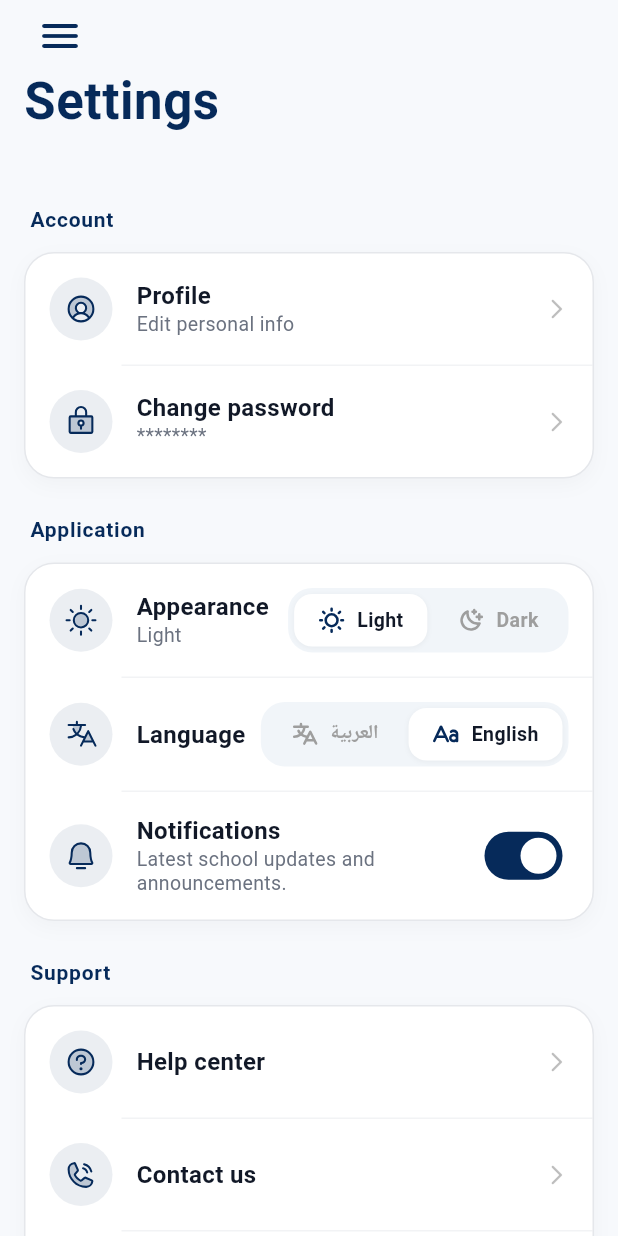
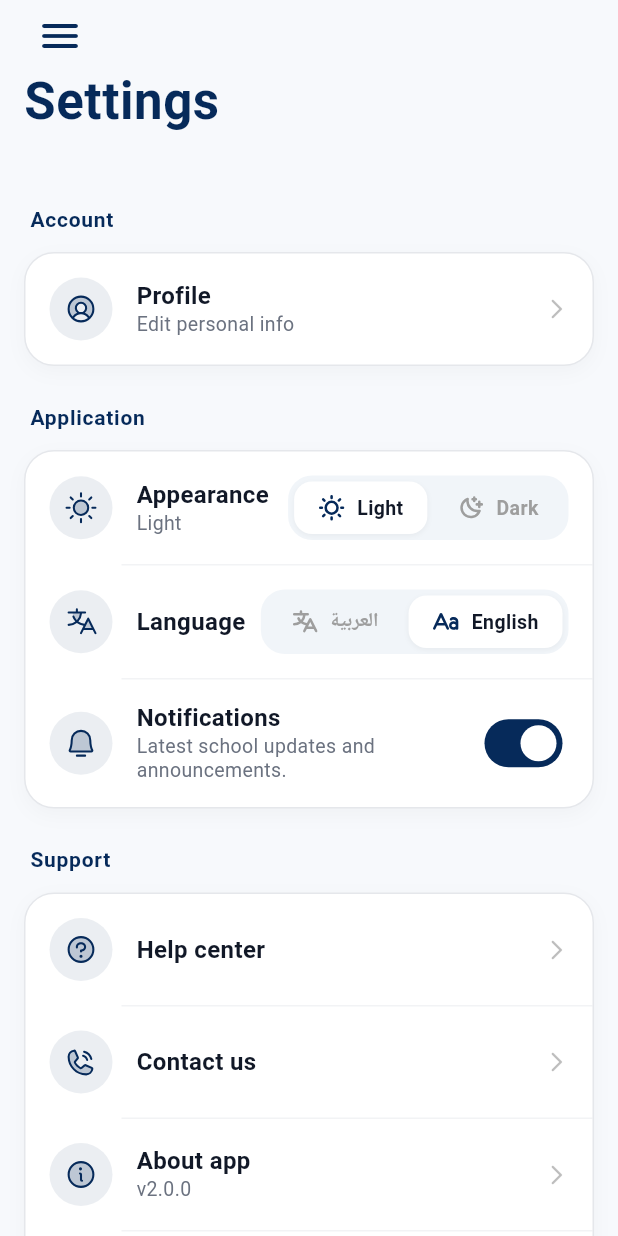
Before and after one commit to msaratwasel-mwdv/msaratwasel_parent, a Flutter app: the MorePage screen opened directly, after a tap on the "menu" icon, on a phone screen of 412 x 824 dp. Run offline on Flutter 3.47's test engine with Material 3 defaults, Android fonts, the phone set to English and light mode, and no system bars; our stand-ins replace cached_network_image, connectivity_plus, device_info_plus, dio, firebase_core, firebase_messaging and 17 more; missing offline and left inert: app_badge_plus, flutter_polyline_points; accounts and stored records are empty; Roboto replaces fonts that are missing (Cairo).

Commit message:
Update changes

```diff
--- a/lib/src/features/absence/data/repositories/absence_repository_impl.dart
+++ b/lib/src/features/absence/data/repositories/absence_repository_impl.dart
@@ -37,6 +37,7 @@ class AbsenceRepositoryImpl implements AbsenceRepository {
           id: json['id'].toString(),
           studentIds: [json['student_id'].toString()],
           studentName: json['student_name'] ?? json['student']?['name'],
+          studentNameEn: json['student_name_en'] ?? json['student']?['name_en'] ?? json['student']?['nameEn'],
           type: _parseType(json['type']),
           date: DateTime.tryParse(json['date']) ?? DateTime.now(),
           note: json['reason'],
--- a/lib/src/features/absence/domain/entities/absence_request.dart
+++ b/lib/src/features/absence/domain/entities/absence_request.dart
@@ -9,15 +9,26 @@ class AbsenceRequest {
     this.note,
     this.status,
     this.studentName,
+    this.studentNameEn,
     this.rejectionReason,
   });
 
   final String? id;
   final List<String> studentIds;
   final String? studentName;
+  final String? studentNameEn;
   final AbsenceType type;
   final DateTime date;
   final String? note;
   final String? status;
   final String? rejectionReason;
+
+  String getLocalizedStudentName(String languageCode) {
+    if (languageCode.toLowerCase() == 'en') {
+      return (studentNameEn != null && studentNameEn!.trim().isNotEmpty)
+          ? studentNameEn!
+          : (studentName ?? '');
+    }
+    return studentName ?? '';
+  }
 }
--- a/lib/src/features/absence/presentation/pages/absence_history_page.dart
+++ b/lib/src/features/absence/presentation/pages/absence_history_page.dart
@@ -115,7 +115,9 @@ class _AbsenceHistoryPageState extends State<AbsenceHistoryPage> {
             children: [
               Expanded(
                 child: Text(
-                  req.studentName ?? context.t('student'),
+                  req.getLocalizedStudentName(AppScope.of(context).locale.languageCode).isEmpty
+                      ? context.t('student')
+                      : req.getLocalizedStudentName(AppScope.of(context).locale.languageCode),
                   style: GoogleFonts.cairo(
                     fontWeight: FontWeight.bold,
                     fontSize: 16,
--- a/lib/src/features/location_requests/presentation/pages/location_requests_page.dart
+++ b/lib/src/features/location_requests/presentation/pages/location_requests_page.dart
@@ -196,13 +196,15 @@ class _LocationRequestsPageState extends State<LocationRequestsPage> {
               Container(
                 padding: const EdgeInsets.all(8),
                 decoration: BoxDecoration(
-                  color: AppColors.primary.withValues(alpha: 0.1),
+                  color: isDark
+                      ? Colors.white.withValues(alpha: 0.1)
+                      : AppColors.primary.withValues(alpha: 0.1),
                   shape: BoxShape.circle,
                 ),
                 child: Icon(
                   Icons.location_on,
                   size: 16,
-                  color: AppColors.primary,
+                  color: isDark ? Colors.white : AppColors.primary,
                 ),
               ),
               const SizedBox(width: 12),
--- a/lib/src/features/settings/presentation/more_page.dart
+++ b/lib/src/features/settings/presentation/more_page.dart
@@ -5,7 +5,7 @@ import 'package:msaratwasel_user/src/app/state/app_controller.dart';
 import 'package:msaratwasel_user/src/shared/theme/app_colors.dart';
 import 'package:msaratwasel_user/src/shared/theme/app_spacing.dart';
 import 'package:msaratwasel_user/src/shared/presentation/widgets/app_sliver_header.dart';
-import 'package:msaratwasel_user/src/features/profile/presentation/change_password_page.dart';
+
 import 'package:msaratwasel_user/src/shared/localization/app_strings.dart';
 import 'package:msaratwasel_user/src/features/settings/presentation/privacy_policy_page.dart';
 import 'package:msaratwasel_user/src/features/settings/presentation/contact_us_page.dart';
@@ -71,18 +71,7 @@ class _MorePageState extends State<MorePage> {
                         onTap: () =>
                             controller.setNavIndex(8), // Parent Profile
                       ),
-                      _Divider(),
-                      _SettingsTile(
-                        icon: PhosphorIcons.lockKey(PhosphorIconsStyle.duotone),
-                        title: context.t('changePassword'),
-                        subtitle: '********',
-                        onTap: () => Navigator.push(
-                          context,
-                          MaterialPageRoute(
-                            builder: (_) => const ChangePasswordPage(),
-                          ),
-                        ),
-                      ),
+
                     ],
                   ),
                   const SizedBox(height: AppSpacing.xl),
--- a/lib/src/shared/localization/app_strings.dart
+++ b/lib/src/shared/localization/app_strings.dart
@@ -127,6 +127,7 @@ class AppStrings {
       'saveChanges': 'حفظ التغييرات',
       'passwordMismatch': 'كلمات المرور غير متطابقة',
       'passwordLengthError': 'يجب أن لا تقل عن 6 خانات',
+      'passwordRequiresMixedCase': 'يجب أن تحتوي كلمة المرور على حرف كبير وحرف صغير واحد على الأقل.',
       'fieldRequired': 'مطلوب',
       'passwordUpdatedSuccess': 'تم تغيير كلمة المرور بنجاح',
       'myKids': 'أبنائي',
@@ -510,6 +511,7 @@ class AppStrings {
       'saveChanges': 'Save changes',
       'passwordMismatch': 'Passwords do not match',
       'passwordLengthError': 'Must be at least 6 characters',
+      'passwordRequiresMixedCase': 'Must contain at least one uppercase and one lowercase letter',
       'fieldRequired': 'Required',
       'passwordUpdatedSuccess': 'Password updated successfully',
       'myKids': 'My kids',
```
Also changed, not shown: lib/src/app/state/app_controller.dart (+2 -18 lines), lib/src/features/profile/presentation/change_password_page.dart (+36 -4 lines), lib/src/features/profile/presentation/parent_profile_page.dart (+7 -5 lines), 1 other file.
